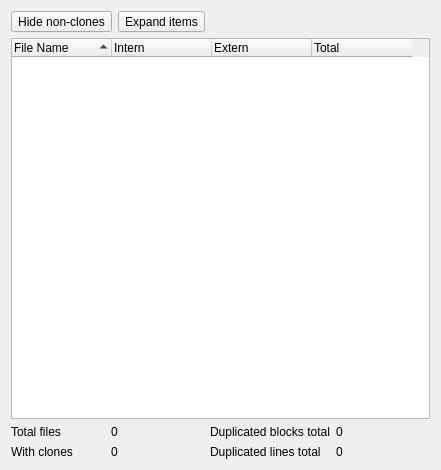
Above: src/app/FileListGUI.ui from duploq/duploq before the change. Below: the same form after it.
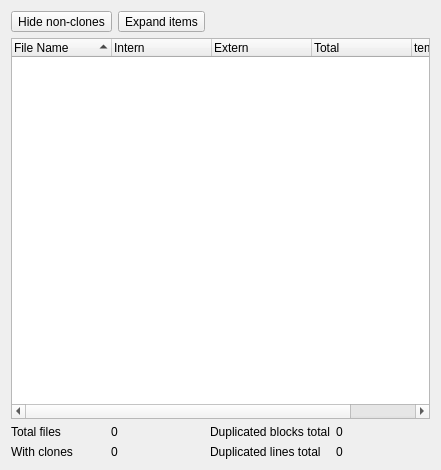
That is the form after the change. Icons and pictures are not drawn.

Diff of the .ui file:
```diff
--- a/src/app/FileListGUI.ui
+++ b/src/app/FileListGUI.ui
@@ -123,6 +123,11 @@
        <string>Total</string>
       </property>
      </column>
+     <column>
+      <property name="text">
+       <string>temp</string>
+      </property>
+     </column>
     </widget>
    </item>
    <item>
```
